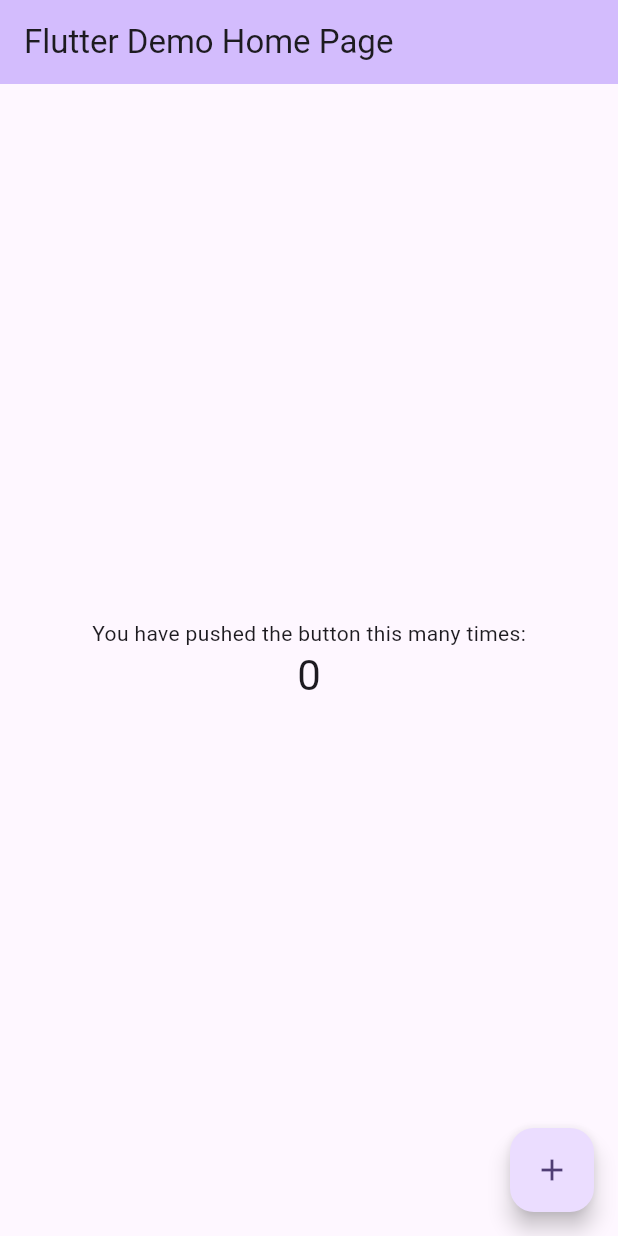
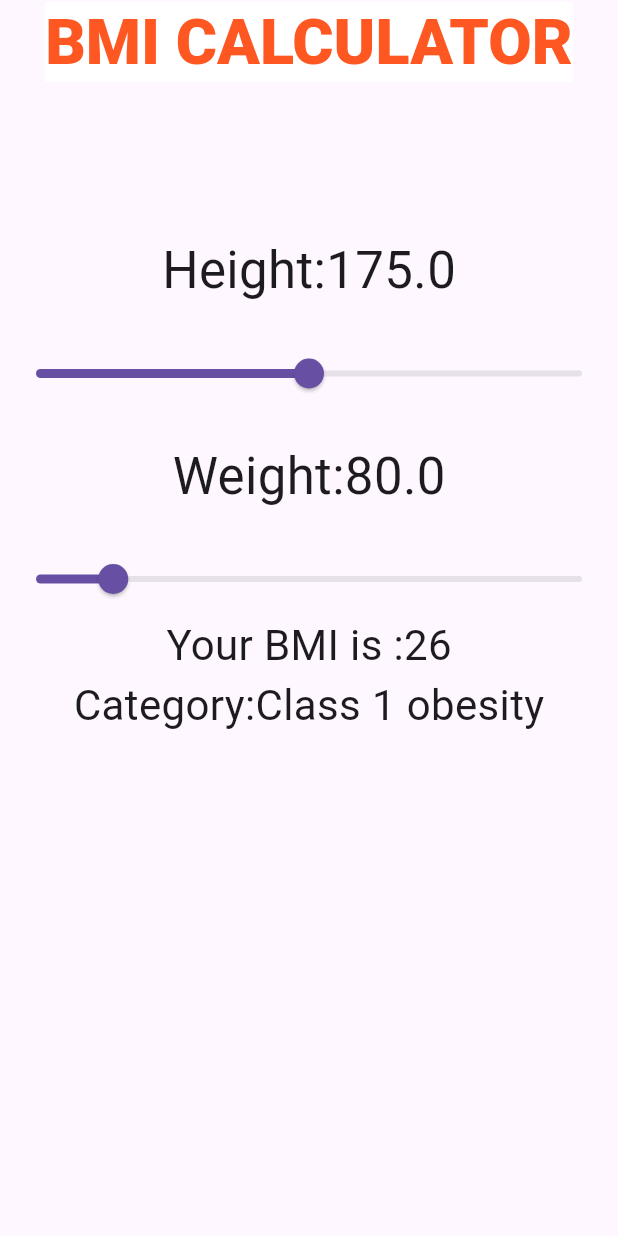
Before and after one commit to Sumon-Pal/bmi_calculator, a Flutter app: the screen it shows after launch, on a phone screen of 412 x 824 dp. Run offline on Flutter 3.47's test engine with Material 3 defaults, Android fonts, the phone set to English and light mode, and no system bars.

Commit message:
Complete the design and functionality

```diff
--- /dev/null
+++ b/lib/bmi_calculator.dart
@@ -0,0 +1,14 @@
+import 'package:flutter/material.dart';
+import 'main_screen.dart';
+
+class BMICalculator extends StatelessWidget {
+  const BMICalculator({super.key});
+
+  @override
+  Widget build(BuildContext context) {
+    return MaterialApp(
+      debugShowCheckedModeBanner: false,
+      home: MainScreen(),
+    );
+  }
+}
--- a/lib/main.dart
+++ b/lib/main.dart
@@ -1,122 +1,6 @@
 import 'package:flutter/material.dart';
+import 'bmi_calculator.dart';
 
-void main() {
-  runApp(const MyApp());
+void main(){
+  runApp(BMICalculator());
 }
-
-class MyApp extends StatelessWidget {
-  const MyApp({super.key});
-
-  // This widget is the root of your application.
-  @override
-  Widget build(BuildContext context) {
-    return MaterialApp(
-      title: 'Flutter Demo',
-      theme: ThemeData(
-        // This is the theme of your application.
-        //
-        // TRY THIS: Try running your application with "flutter run". You'll see
-        // the application has a purple toolbar. Then, without quitting the app,
-        // try changing the seedColor in the colorScheme below to Colors.green
-        // and then invoke "hot reload" (save your changes or press the "hot
-        // reload" button in a Flutter-supported IDE, or press "r" if you used
-        // the command line to start the app).
-        //
-        // Notice that the counter didn't reset back to zero; the application
-        // state is not lost during the reload. To reset the state, use hot
-        // restart instead.
-        //
-        // This works for code too, not just values: Most code changes can be
-        // tested with just a hot reload.
-        colorScheme: ColorScheme.fromSeed(seedColor: Colors.deepPurple),
-      ),
-      home: const MyHomePage(title: 'Flutter Demo Home Page'),
-    );
-  }
-}
-
-class MyHomePage extends StatefulWidget {
-  const MyHomePage({super.key, required this.title});
-
-  // This widget is the home page of your application. It is stateful, meaning
-  // that it has a State object (defined below) that contains fields that affect
-  // how it looks.
-
-  // This class is the configuration for the state. It holds the values (in this
-  // case the title) provided by the parent (in this case the App widget) and
-  // used by the build method of the State. Fields in a Widget subclass are
-  // always marked "final".
-
-  final String title;
-
-  @override
-  State<MyHomePage> createState() => _MyHomePageState();
-}
-
-class _MyHomePageState extends State<MyHomePage> {
-  int _counter = 0;
-
-  void _incrementCounter() {
-    setState(() {
-      // This call to setState tells the Flutter framework that something has
-      // changed in this State, which causes it to rerun the build method below
-      // so that the display can reflect the updated values. If we changed
-      // _counter without calling setState(), then the build method would not be
-      // called again, and so nothing would appear to happen.
-      _counter++;
-    });
-  }
-
-  @override
-  Widget build(BuildContext context) {
-    // This method is rerun every time setState is called, for instance as done
-    // by the _incrementCounter method above.
-    //
-    // The Flutter framework has been optimized to make rerunning build methods
-    // fast, so that you can just rebuild anything that needs updating rather
-    // than having to individually change instances of widgets.
-    return Scaffold(
-      appBar: AppBar(
-        // TRY THIS: Try changing the color here to a specific color (to
-        // Colors.amber, perhaps?) and trigger a hot reload to see the AppBar
-        // change color while the other colors stay the same.
-        backgroundColor: Theme.of(context).colorScheme.inversePrimary,
-        // Here we take the value from the MyHomePage object that was created by
-        // the App.build method, and use it to set our appbar title.
-        title: Text(widget.title),
-      ),
-      body: Center(
-        // Center is a layout widget. It takes a single child and positions it
-        // in the middle of the parent.
-        child: Column(
-          // Column is also a layout widget. It takes a list of children and
-          // arranges them vertically. By default, it sizes itself to fit its
-          // children horizontally, and tries to be as tall as its parent.
-          //
-          // Column has various properties to control how it sizes itself and
-          // how it positions its children. Here we use mainAxisAlignment to
-          // center the children vertically; the main axis here is the vertical
-          // axis because Columns are vertical (the cross axis would be
-          // horizontal).
-          //
-          // TRY THIS: Invoke "debug painting" (choose the "Toggle Debug Paint"
-          // action in the IDE, or press "p" in the console), to see the
-          // wireframe for each widget.
-          mainAxisAlignment: MainAxisAlignment.center,
-          children: <Widget>[
-            const Text('You have pushed the button this many times:'),
-            Text(
-              '$_counter',
-              style: Theme.of(context).textTheme.headlineMedium,
-            ),
-          ],
-        ),
-      ),
-      floatingActionButton: FloatingActionButton(
-        onPressed: _incrementCounter,
-        tooltip: 'Increment',
-        child: const Icon(Icons.add),
-      ), // This trailing comma makes auto-formatting nicer for build methods.
-    );
-  }
-}
--- /dev/null
+++ b/lib/main_screen.dart
@@ -0,0 +1,77 @@
+import 'package:flutter/material.dart';
+
+class MainScreen extends StatefulWidget {
+  const MainScreen({super.key});
+
+  @override
+  State<MainScreen> createState() => _MainScreenState();
+}
+
+class _MainScreenState extends State<MainScreen> {
+  double height = 175.0;
+  double weight = 80.0;
+
+  @override
+  Widget build(BuildContext context) {
+    return Scaffold(
+      appBar: AppBar(
+        title: Text(
+          "BMI CALCULATOR",
+          style: TextStyle(
+            fontSize: 42,
+            fontWeight: FontWeight.w900,
+            color: Colors.deepOrange,
+            backgroundColor: Colors.white
+          ),
+        ),
+        centerTitle: true,
+      ),
+      body: Center(
+        child: Column(
+          children: [
+            const SizedBox(height: 100,),
+            Text('Height:$height',style: TextStyle(fontSize: 34),),
+            const SizedBox(height: 20,),
+            Slider(
+              min: 100,
+                max: 250,
+                divisions: 300,
+                label: "${height.toDouble()}",
+                value: height, onChanged: (value){
+                setState(() {
+                  height = value;
+                });
+            }),
+            const SizedBox(height: 20,),
+            Text('Weight:$weight',style: TextStyle(fontSize: 34),),
+            const SizedBox(height: 20,),
+            Slider(
+              min: 25,
+                max: 425,
+                divisions: 400,
+                label: "${weight.toDouble()}",
+                value: weight, onChanged: (value){
+                setState(() {
+                  weight = value;
+                });
+            }),
+            Text("Your BMI is :${bmi.toStringAsPrecision(2)}",style: TextStyle(fontSize: 28),),
+            Text("Category:$category",style: TextStyle(fontSize: 28),)
+          ],
+        ),
+      ),
+    );
+  }
+  double get bmi {
+    double heightInMeter = height/100;
+    return weight / (heightInMeter*heightInMeter);
+  }
+  String get category {
+    double current = bmi;
+    if(current < 18.5) return "Underweight";
+    if(current > 18.5 && current < 24.9 ) return "Normal Weight";
+    if(current > 25 && current < 29.9 ) return "Class 1 obesity";
+    if(current > 30 && current < 39.9 ) return "Class 2 obesity";
+    return "Class 3 obesity";
+  }
+}
```
Also changed, not shown: 1 other file.
